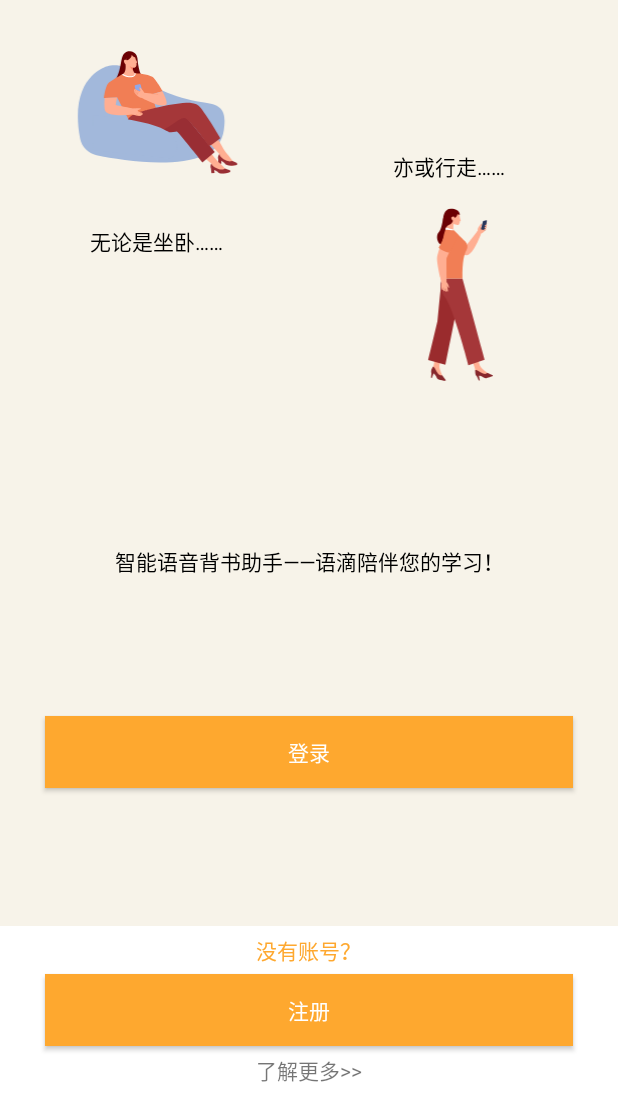
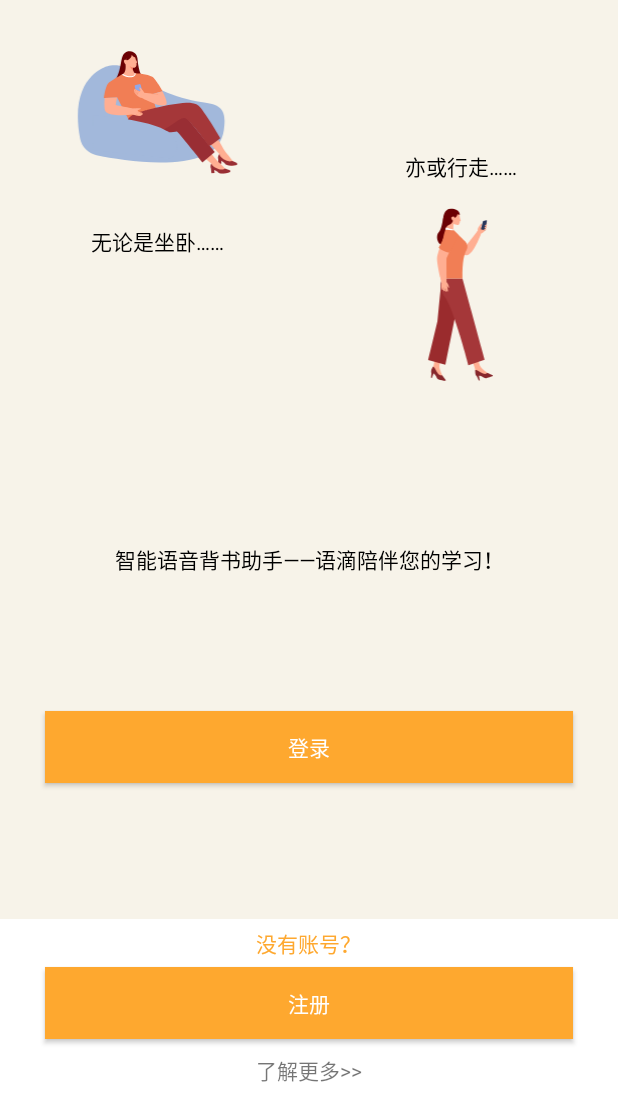
Before and after one commit to Jia-algorithm/UDrop, an Android app: the screen it shows after launch (MainActivity), on a phone screen of 412 x 824 dp, the part 120-1236 px from its top. Run offline under Robolectric (Android 15) with nearby library versions, the phone set to English and light mode, and no system bars.

Commit message:
a tiny UI change

```diff
--- a/app/src/main/res/layout/activity_main.xml
+++ b/app/src/main/res/layout/activity_main.xml
@@ -38,7 +38,7 @@
         android:textColor="@color/black"
         app:layout_constraintTop_toBottomOf="@id/bg_lying"
         app:layout_constraintStart_toStartOf="@id/bg_lying"
-        android:layout_marginStart="30dp"/>
+        app:layout_constraintEnd_toEndOf="@id/bg_lying"/>
     <TextView
         android:id="@+id/text_walking"
         android:layout_width="wrap_content"
@@ -47,7 +47,7 @@
         android:textColor="@color/black"
         app:layout_constraintTop_toBottomOf="@id/logo"
         app:layout_constraintStart_toStartOf="@id/bg_walking"
-        android:layout_marginStart="30dp"
+        app:layout_constraintEnd_toEndOf="@id/bg_walking"
         android:layout_marginTop="100dp"/>
     <ImageView
         android:id="@+id/bg_walking"
@@ -110,7 +110,7 @@
             android:layout_width="wrap_content"
             android:layout_height="wrap_content"
             android:text="了解更多>>"
-            android:layout_marginTop="5dp"/>
+            android:layout_marginTop="10dp"/>
     </androidx.appcompat.widget.LinearLayoutCompat>
 
 </androidx.constraintlayout.widget.ConstraintLayout>
```
